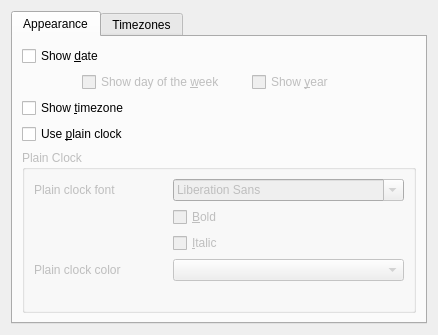
This is plasma/applets/digital-clock/clockConfig.ui in mgottschlag/kwin-tiling as Qt 5 draws it before an edit. The edited form follows.
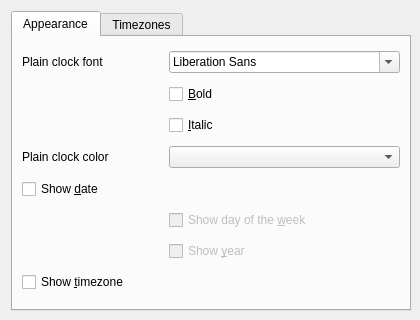
This is the edited form. Custom widgets are drawn as their Qt base class.

Commit message:
* Remove SVG theme, including config options and what not, this make it a lot   smaller in memory and code wise. * Make default size in the panel a bit smaller, assumed aspect ratio and stuff.
There's one FIXME left, I'd like to save the color of the clock to the
config file, but writeConfig() apparently doesn't like a QColor. What would be
the correct way to accomplish this?

```diff
--- a/plasma/applets/digital-clock/clockConfig.ui
+++ b/plasma/applets/digital-clock/clockConfig.ui
@@ -5,18 +5,18 @@
    <rect>
     <x>0</x>
     <y>0</y>
-    <width>438</width>
-    <height>335</height>
+    <width>420</width>
+    <height>320</height>
    </rect>
   </property>
   <property name="minimumSize" >
    <size>
-    <width>400</width>
-    <height>200</height>
+    <width>420</width>
+    <height>320</height>
    </size>
   </property>
-  <layout class="QHBoxLayout" >
-   <item>
+  <layout class="QGridLayout" >
+   <item row="0" column="0" >
     <widget class="QTabWidget" name="ClockTab" >
      <property name="sizePolicy" >
       <sizepolicy vsizetype="MinimumExpanding" hsizetype="MinimumExpanding" >
@@ -37,79 +37,6 @@
       <attribute name="title" >
        <string>Appearance</string>
       </attribute>
-      <layout class="QVBoxLayout" >
-       <item>
-        <widget class="QCheckBox" name="showDate" >
-         <property name="text" >
-          <string>Show &amp;date</string>
-         </property>
-        </widget>
-       </item>
-       <item>
-        <layout class="QHBoxLayout" >
-         <item>
-          <spacer>
-           <property name="orientation" >
-            <enum>Qt::Horizontal</enum>
-           </property>
-           <property name="sizeType" >
-            <enum>QSizePolicy::Fixed</enum>
-           </property>
-           <property name="sizeHint" >
-            <size>
-             <width>60</width>
-             <height>16</height>
-            </size>
-           </property>
-          </spacer>
-         </item>
-         <item>
-          <widget class="QCheckBox" name="showDay" >
-           <property name="enabled" >
-            <bool>false</bool>
-           </property>
-           <property name="text" >
-            <string>Show day of the &amp;week</string>
-           </property>
-          </widget>
-         </item>
-         <item>
-          <widget class="QCheckBox" name="showYear" >
-           <property name="enabled" >
-            <bool>false</bool>
-           </property>
-           <property name="text" >
-            <string>Show &amp;year</string>
-           </property>
-          </widget>
-         </item>
-        </layout>
-       </item>
-       <item>
-        <widget class="QCheckBox" name="showTimezone" >
-         <property name="text" >
-          <string>Show &amp;timezone</string>
-         </property>
-        </widget>
-       </item>
-       <item>
-        <widget class="QCheckBox" name="plainClockCheck" >
-         <property name="text" >
-          <string>Use &amp;plain clock</string>
-         </property>
-        </widget>
-       </item>
-       <item>
-        <widget class="QGroupBox" name="plainClockGroup" >
-         <property name="enabled" >
-          <bool>false</bool>
-         </property>
-         <property name="title" >
-          <string>Plain Clock</string>
-         </property>
-         <property name="checkable" >
-          <bool>false</bool>
-         </property>
          <layout class="QGridLayout" >
           <item row="0" column="0" >
            <widget class="QLabel" name="plainClockFontLabel" >
@@ -146,20 +73,38 @@
            <widget class="KColorCombo" name="plainClockColor" >
            </widget>
           </item>
-          <item row="4" column="1" >
-           <spacer>
-            <property name="orientation" >
-             <enum>Qt::Vertical</enum>
-            </property>
-            <property name="sizeHint" >
-             <size>
-              <width>20</width>
-              <height>40</height>
-             </size>
-            </property>
-           </spacer>
-          </item>
-         </layout>
+       <item row="4" column="0" colspan="2" >
+        <widget class="QCheckBox" name="showDate" >
+         <property name="text" >
+          <string>Show &amp;date</string>
+         </property>
+        </widget>
+       </item>
+       <item row="5" column="1" >
+        <widget class="QCheckBox" name="showDay" >
+         <property name="enabled" >
+          <bool>false</bool>
+         </property>
+         <property name="text" >
+          <string>Show day of the &amp;week</string>
+         </property>
+        </widget>
+       </item>
+       <item row="6" column="1" >
+        <widget class="QCheckBox" name="showYear" >
+         <property name="enabled" >
+          <bool>false</bool>
+         </property>
+         <property name="text" >
+          <string>Show &amp;year</string>
+         </property>
+        </widget>
+       </item>
+       <item row="7" column="0" colspan="2" >
+        <widget class="QCheckBox" name="showTimezone" >
+         <property name="text" >
+          <string>Show &amp;timezone</string>
+         </property>
         </widget>
        </item>
       </layout>
```
Left out of the diff: 16 changed lines with no effect on the pictures. Lines whose indentation alone changed are shown as unchanged. The commit also changes 4 other files.
